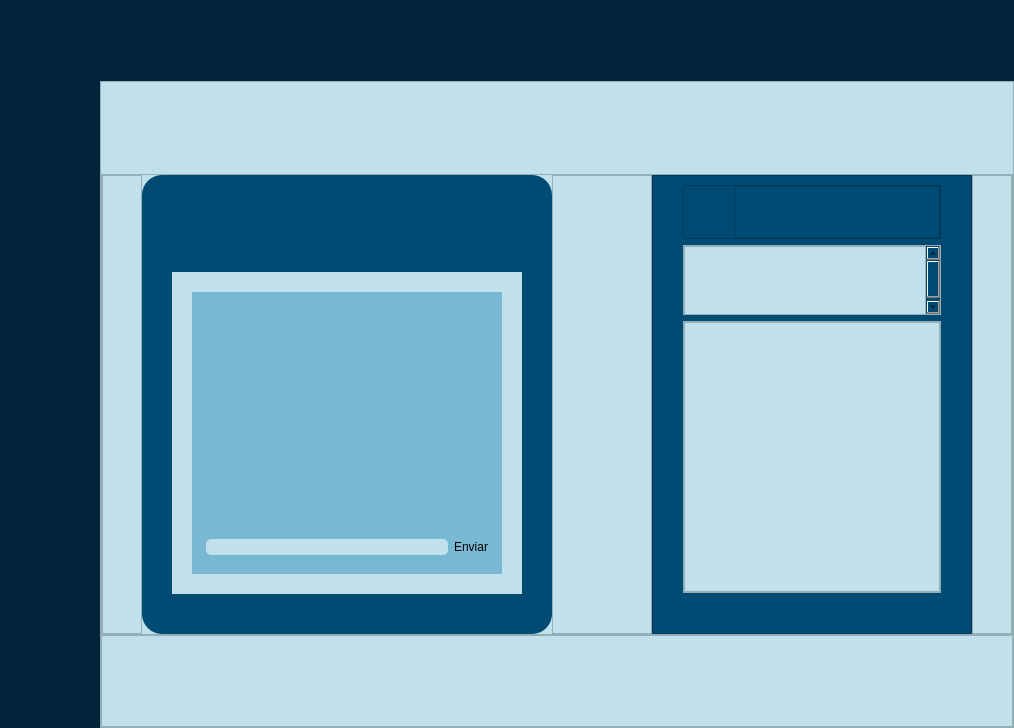
Qt form src/resources/interface/Ventana_Chat.ui (Yosoyepa/MyUnApp) before a commit.
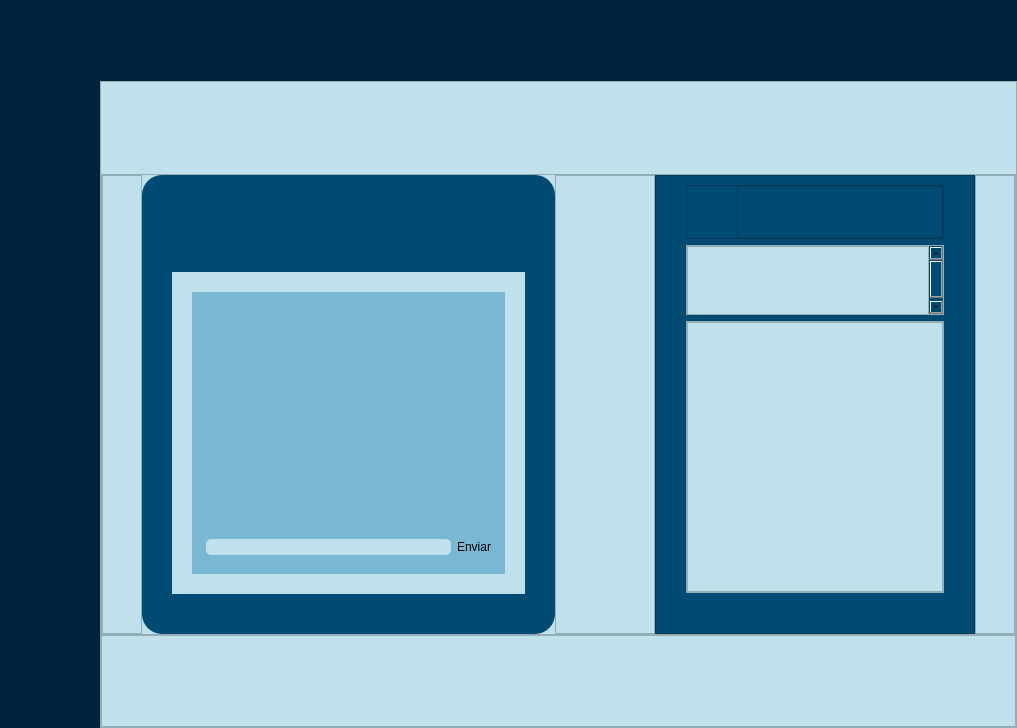
The same form after that commit. Icons and pictures are not drawn.

Commit message: Refinacion de interfaces

What changed in the file:
```diff
--- a/src/resources/interface/Ventana_Chat.ui
+++ b/src/resources/interface/Ventana_Chat.ui
@@ -6,7 +6,7 @@
    <rect>
     <x>0</x>
     <y>0</y>
-    <width>1014</width>
+    <width>1017</width>
     <height>728</height>
    </rect>
   </property>
@@ -672,7 +672,7 @@
                           <rect>
                            <x>0</x>
                            <y>0</y>
-                           <width>310</width>
+                           <width>313</width>
                            <height>282</height>
                           </rect>
                          </property>
```
Left out of the diff: 8 changed lines with no effect on the pictures. The commit also changes 2 other files.
